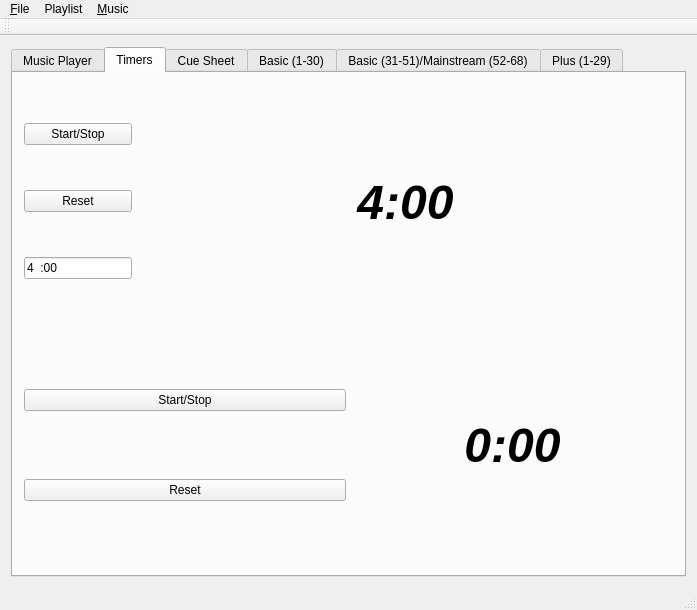
First picture: the form in SquareDesk-DEV/test123/mainwindow.ui, repository mpogue2/SquareDesk, before the edit.
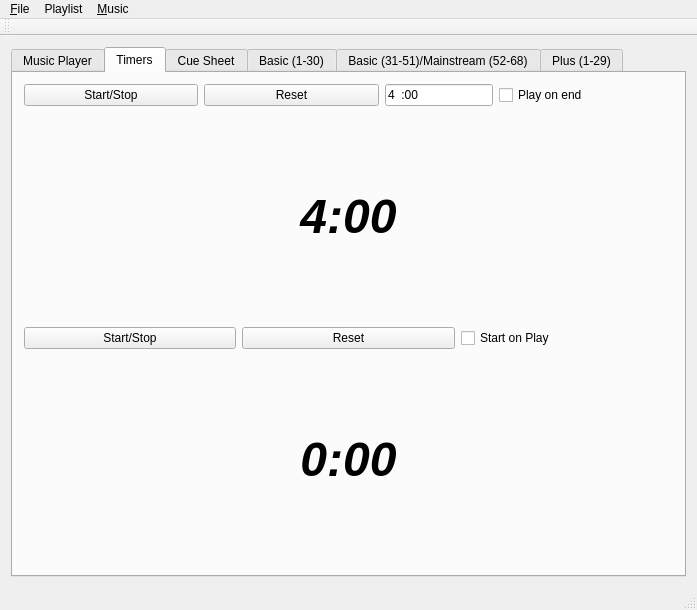
Second picture: the form after the edit. The open tabs and pages were chosen to show the change. Custom widgets are drawn as their Qt base class.

Commit message: Slider tweaks, timer tweaks, including play on end for the countdown timer, and start the count-up timer on play. But this may just make the countup timer superfluous. Still need to save the state of those checkboxes.

Patch:
```diff
--- a/SquareDesk-DEV/test123/mainwindow.ui
+++ b/SquareDesk-DEV/test123/mainwindow.ui
@@ -993,9 +993,10 @@
         <item>
          <layout class="QVBoxLayout" name="verticalLayout_3">
           <item>
-           <layout class="QHBoxLayout" name="horizontalLayout_2">
-            <item>
-             <layout class="QVBoxLayout" name="verticalLayout_4">
+           <layout class="QHBoxLayout" name="horizontalLayout_5">
+            <property name="sizeConstraint">
+             <enum>QLayout::SetDefaultConstraint</enum>
+            </property>
               <item>
                <widget class="QPushButton" name="pushButtonCountDownTimerStartStop">
                 <property name="text">
@@ -1029,6 +1030,13 @@
                 </property>
                </widget>
               </item>
+            <item>
+             <widget class="QCheckBox" name="checkBoxPlayOnEnd">
+              <property name="text">
+               <string>Play on end</string>
+              </property>
+             </widget>
+            </item>
              </layout>
             </item>
             <item>
@@ -1049,12 +1057,8 @@
               </property>
              </widget>
             </item>
-           </layout>
-          </item>
           <item>
-           <layout class="QHBoxLayout" name="horizontalLayout_3">
-            <item>
-             <layout class="QVBoxLayout" name="verticalLayout_5">
+           <layout class="QHBoxLayout" name="horizontalLayout_2">
               <item>
                <widget class="QPushButton" name="pushButtonCountUpTimerStartStop">
                 <property name="text">
@@ -1069,8 +1073,17 @@
                 </property>
                </widget>
               </item>
-             </layout>
-            </item>
+            <item>
+             <widget class="QCheckBox" name="checkBoxStartOnPlay">
+              <property name="text">
+               <string>Start on Play</string>
+              </property>
+             </widget>
+            </item>
+           </layout>
+          </item>
+          <item>
+           <layout class="QHBoxLayout" name="horizontalLayout_3">
             <item>
              <widget class="QLabel" name="labelCountUpTimer">
               <property name="font">
```
Left out of the diff: 2 changed lines with no effect on the pictures. Lines whose indentation alone changed are shown as unchanged. The commit also changes 3 other files.
